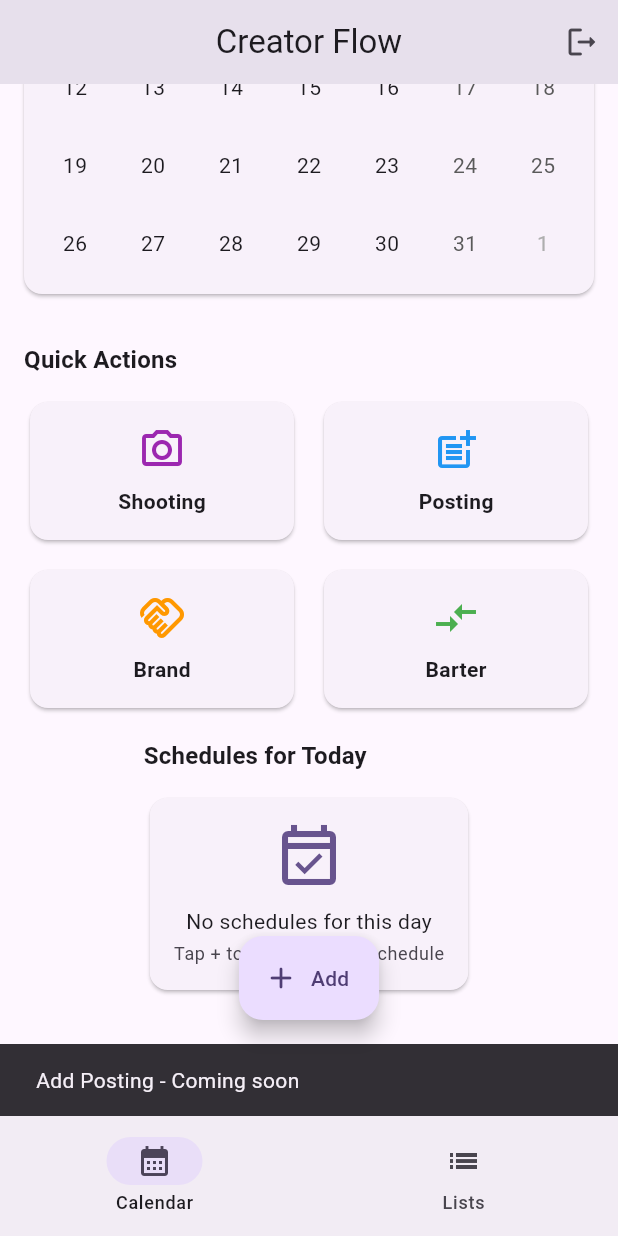
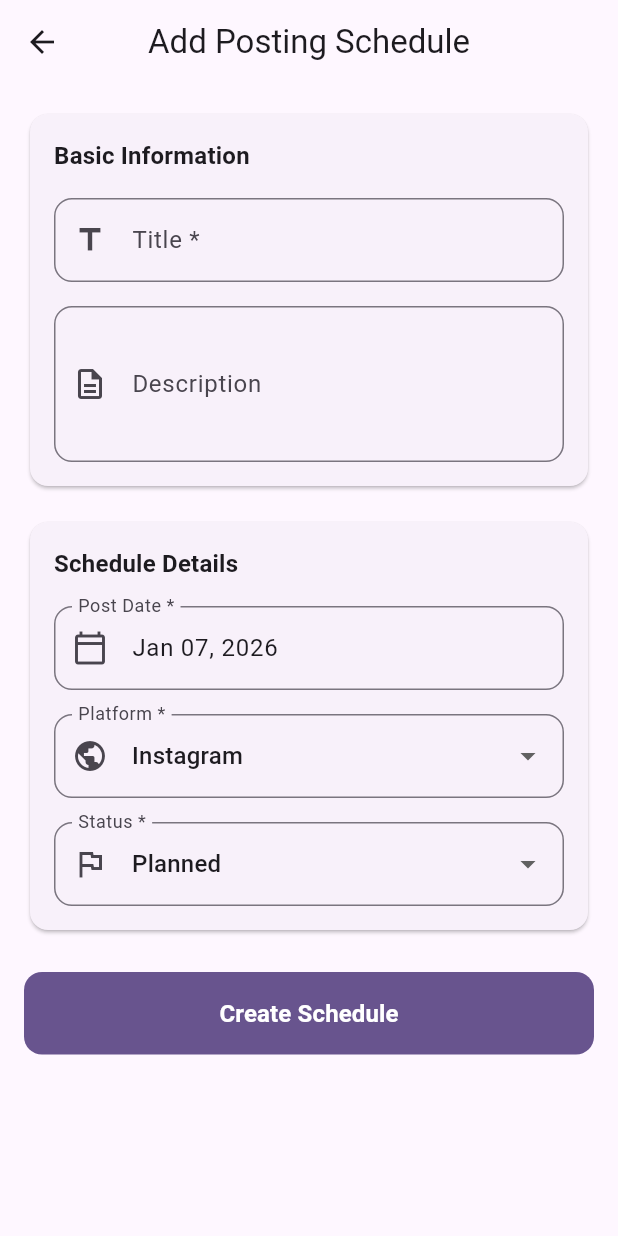
Before and after one commit to lubnasammad/creator-flow, a Flutter app: the DashboardScreen screen opened directly, scrolled down 276 dp, after a tap on "Posting", on a phone screen of 412 x 824 dp. Run offline on Flutter 3.47's test engine with Material 3 defaults, Android fonts, the phone set to English and light mode, and no system bars; drawn by our look-alikes of table_calendar; our stand-ins replace shared_preferences, sqflite; accounts and stored records are empty.

Commit message:
Implement Add/Edit Posting Schedule Screen
- Created PostingScheduleService with full CRUD operations
- Built comprehensive Add Posting Screen with:
  * Material 3 form design
  * Title and description fields
  * Date picker integration
  * Platform dropdown (Instagram/YouTube/TikTok/Facebook/Twitter/LinkedIn/Pinterest/Other)
  * Status dropdown (Planned/Posted/Cancelled)
  * Form validation
  * Create and edit modes
- Integrated with Dashboard quick actions
- Connected to SQLite database
- Passed flutter analyze with ZERO issues

Closes #7

```diff
--- /dev/null
+++ b/lib/screens/add_posting_screen.dart
@@ -0,0 +1,335 @@
+import 'package:flutter/material.dart';
+import 'package:intl/intl.dart';
+import '../models/posting_schedule.dart';
+import '../services/posting_schedule_service.dart';
+import '../services/session_manager.dart';
+
+class AddPostingScreen extends StatefulWidget {
+  final PostingSchedule? schedule;
+
+  const AddPostingScreen({super.key, this.schedule});
+
+  @override
+  State<AddPostingScreen> createState() => _AddPostingScreenState();
+}
+
+class _AddPostingScreenState extends State<AddPostingScreen> {
+  final _formKey = GlobalKey<FormState>();
+  final _titleController = TextEditingController();
+  final _descriptionController = TextEditingController();
+  final _postingScheduleService = PostingScheduleService();
+  final _sessionManager = SessionManager();
+
+  DateTime _selectedDate = DateTime.now();
+  String _platform = 'Instagram';
+  String _status = 'Planned';
+  bool _isLoading = false;
+  int? _userId;
+
+  final List<String> _platformOptions = [
+    'Instagram',
+    'YouTube',
+    'TikTok',
+    'Facebook',
+    'Twitter',
+    'LinkedIn',
+    'Pinterest',
+    'Other',
+  ];
+
+  final List<String> _statusOptions = ['Planned', 'Posted', 'Cancelled'];
+
+  @override
+  void initState() {
+    super.initState();
+    _loadUserId();
+    if (widget.schedule != null) {
+      _titleController.text = widget.schedule!.title;
+      _descriptionController.text = widget.schedule!.description ?? '';
+      _selectedDate = DateTime.parse(widget.schedule!.postDate);
+      _platform = widget.schedule!.platform;
+      _status = widget.schedule!.status;
+    }
+  }
+
+  Future<void> _loadUserId() async {
+    final userId = await _sessionManager.getUserId();
+    setState(() {
+      _userId = userId;
+    });
+  }
+
+  @override
+  void dispose() {
+    _titleController.dispose();
+    _descriptionController.dispose();
+    super.dispose();
+  }
+
+  Future<void> _selectDate(BuildContext context) async {
+    final picked = await showDatePicker(
+      context: context,
+      initialDate: _selectedDate,
+      firstDate: DateTime(2020),
+      lastDate: DateTime(2030),
+    );
+
+    if (picked != null && picked != _selectedDate) {
+      setState(() {
+        _selectedDate = picked;
+      });
+    }
+  }
+
+  Future<void> _handleSave() async {
+    if (!_formKey.currentState!.validate()) {
+      return;
+    }
+
+    if (_userId == null) {
+      _showError('User session not found. Please login again.');
+      return;
+    }
+
+    setState(() {
+      _isLoading = true;
+    });
+
+    try {
+      final schedule = PostingSchedule(
+        id: widget.schedule?.id,
+        userId: _userId!,
+        title: _titleController.text.trim(),
+        description: _descriptionController.text.trim().isEmpty
+            ? null
+            : _descriptionController.text.trim(),
+        postDate: DateFormat('yyyy-MM-dd').format(_selectedDate),
+        platform: _platform,
+        status: _status,
+        createdAt:
+            widget.schedule?.createdAt ?? DateTime.now().toIso8601String(),
+      );
+
+      if (widget.schedule == null) {
+        await _postingScheduleService.create(schedule);
+      } else {
+        await _postingScheduleService.update(schedule);
+      }
+
+      if (mounted) {
+        Navigator.of(context).pop(true);
+        ScaffoldMessenger.of(context).showSnackBar(
+          SnackBar(
+            content: Text(
+              widget.schedule == null
+                  ? 'Posting schedule created!'
+                  : 'Posting schedule updated!',
+            ),
+            backgroundColor: Colors.green,
+          ),
+        );
+      }
+    } catch (e) {
+      if (mounted) {
+        _showError('An error occurred. Please try again.');
+      }
+    } finally {
+      if (mounted) {
+        setState(() {
+          _isLoading = false;
+        });
+      }
+    }
+  }
+
+  void _showError(String message) {
+    ScaffoldMessenger.of(context).showSnackBar(
+      SnackBar(
+        content: Text(message),
+        backgroundColor: Theme.of(context).colorScheme.error,
+      ),
+    );
+  }
+
+  @override
+  Widget build(BuildContext context) {
+    return Scaffold(
+      appBar: AppBar(
+        title: Text(
+          widget.schedule == null
+              ? 'Add Posting Schedule'
+              : 'Edit Posting Schedule',
+        ),
+        centerTitle: true,
+      ),
+      body: Form(
+        key: _formKey,
+        child: ListView(
+          padding: const EdgeInsets.all(16.0),
+          children: [
+            Card(
+              child: Padding(
+                padding: const EdgeInsets.all(16.0),
+                child: Column(
+                  crossAxisAlignment: CrossAxisAlignment.start,
+                  children: [
+                    Text(
+                      'Basic Information',
+                      style: Theme.of(context).textTheme.titleMedium?.copyWith(
+                        fontWeight: FontWeight.bold,
+                      ),
+                    ),
+                    const SizedBox(height: 16),
+                    TextFormField(
+                      controller: _titleController,
+                      decoration: InputDecoration(
+                        labelText: 'Title *',
+                        prefixIcon: const Icon(Icons.title_outlined),
+                        border: OutlineInputBorder(
+                          borderRadius: BorderRadius.circular(12),
+                        ),
+                      ),
+                      validator: (value) {
+                        if (value == null || value.trim().isEmpty) {
+                          return 'Please enter a title';
+                        }
+                        return null;
+                      },
+                    ),
+                    const SizedBox(height: 16),
+                    TextFormField(
+                      controller: _descriptionController,
+                      decoration: InputDecoration(
+                        labelText: 'Description',
+                        prefixIcon: const Icon(Icons.description_outlined),
+                        border: OutlineInputBorder(
+                          borderRadius: BorderRadius.circular(12),
+                        ),
+                      ),
+                      maxLines: 3,
+                    ),
+                  ],
+                ),
+              ),
+            ),
+            const SizedBox(height: 16),
+            Card(
+              child: Padding(
+                padding: const EdgeInsets.all(16.0),
+                child: Column(
+                  crossAxisAlignment: CrossAxisAlignment.start,
+                  children: [
+                    Text(
+                      'Schedule Details',
+                      style: Theme.of(context).textTheme.titleMedium?.copyWith(
+                        fontWeight: FontWeight.bold,
+                      ),
+                    ),
+                    const SizedBox(height: 16),
+                    InkWell(
+                      onTap: () => _selectDate(context),
+                      borderRadius: BorderRadius.circular(12),
+                      child: InputDecorator(
+                        decoration: InputDecoration(
+                          labelText: 'Post Date *',
+                          prefixIcon: const Icon(Icons.calendar_today_outlined),
+                          border: OutlineInputBorder(
+                            borderRadius: BorderRadius.circular(12),
+                          ),
+                        ),
+                        child: Text(
+                          DateFormat('MMM dd, yyyy').format(_selectedDate),
+                          style: Theme.of(context).textTheme.bodyLarge,
+                        ),
+                      ),
+                    ),
+                    const SizedBox(height: 16),
+                    DropdownButtonFormField<String>(
+                      initialValue: _platform,
+                      decoration: InputDecoration(
+                        labelText: 'Platform *',
+                        prefixIcon: const Icon(Icons.public_outlined),
+                        border: OutlineInputBorder(
+                          borderRadius: BorderRadius.circular(12),
+                        ),
+                      ),
+                      items: _platformOptions
+                          .map(
+                            (platform) => DropdownMenuItem(
+                              value: platform,
+                              child: Text(platform),
+                            ),
+                          )
+                          .toList(),
+                      onChanged: (value) {
+                        if (value != null) {
+                          setState(() {
+                            _platform = value;
+                          });
+                        }
+                      },
+                    ),
+                    const SizedBox(height: 16),
+                    DropdownButtonFormField<String>(
+                      initialValue: _status,
+                      decoration: InputDecoration(
+                        labelText: 'Status *',
+                        prefixIcon: const Icon(Icons.flag_outlined),
+                        border: OutlineInputBorder(
+                          borderRadius: BorderRadius.circular(12),
+                        ),
+                      ),
+                      items: _statusOptions
+                          .map(
+                            (status) => DropdownMenuItem(
+                              value: status,
+                              child: Text(status),
+                            ),
+                          )
+                          .toList(),
+                      onChanged: (value) {
+                        if (value != null) {
+                          setState(() {
+                            _status = value;
+                          });
+                        }
+                      },
+                    ),
+                  ],
+                ),
+              ),
+            ),
+            const SizedBox(height: 24),
+            FilledButton(
+              onPressed: _isLoading ? null : _handleSave,
+              style: FilledButton.styleFrom(
+                padding: const EdgeInsets.symmetric(vertical: 16),
+                shape: RoundedRectangleBorder(
+                  borderRadius: BorderRadius.circular(12),
+                ),
+              ),
+              child: _isLoading
+                  ? const SizedBox(
+                      height: 20,
+                      width: 20,
+                      child: CircularProgressIndicator(
+                        strokeWidth: 2,
+                        color: Colors.white,
+                      ),
+                    )
+                  : Text(
+                      widget.schedule == null
+                          ? 'Create Schedule'
+                          : 'Update Schedule',
+                      style: const TextStyle(
+                        fontSize: 16,
+                        fontWeight: FontWeight.bold,
+                      ),
+                    ),
+            ),
+          ],
+        ),
+      ),
+    );
+  }
+}
--- a/lib/screens/dashboard_screen.dart
+++ b/lib/screens/dashboard_screen.dart
@@ -3,6 +3,7 @@ import 'package:table_calendar/table_calendar.dart';
 import '../services/session_manager.dart';
 import 'login_screen.dart';
 import 'add_shooting_screen.dart';
+import 'add_posting_screen.dart';
 
 class DashboardScreen extends StatefulWidget {
   const DashboardScreen({super.key});
@@ -234,12 +235,15 @@ class _DashboardScreenState extends State<DashboardScreen> {
                   icon: Icons.post_add_outlined,
                   label: 'Posting',
                   color: Colors.blue,
-                  onTap: () {
-                    ScaffoldMessenger.of(context).showSnackBar(
-                      const SnackBar(
-                        content: Text('Add Posting - Coming soon'),
+                  onTap: () async {
+                    final result = await Navigator.of(context).push<bool>(
+                      MaterialPageRoute(
+                        builder: (context) => const AddPostingScreen(),
                       ),
                     );
+                    if (result == true && mounted) {
+                      setState(() {});
+                    }
                   },
                 ),
               ),
@@ -394,11 +398,16 @@ class _DashboardScreenState extends State<DashboardScreen> {
             ListTile(
               leading: const Icon(Icons.post_add_outlined),
               title: const Text('Add Posting Schedule'),
-              onTap: () {
+              onTap: () async {
                 Navigator.pop(context);
-                ScaffoldMessenger.of(context).showSnackBar(
-                  const SnackBar(content: Text('Add Posting - Coming soon')),
+                final result = await Navigator.of(context).push<bool>(
+                  MaterialPageRoute(
+                    builder: (context) => const AddPostingScreen(),
+                  ),
                 );
+                if (result == true && mounted) {
+                  setState(() {});
+                }
               },
             ),
             ListTile(
--- /dev/null
+++ b/lib/services/posting_schedule_service.dart
@@ -0,0 +1,69 @@
+import '../models/posting_schedule.dart';
+import 'database_helper.dart';
+
+class PostingScheduleService {
+  final DatabaseHelper _dbHelper = DatabaseHelper.instance;
+
+  Future<int> create(PostingSchedule schedule) async {
+    final db = await _dbHelper.database;
+    return await db.insert('posting_schedule', schedule.toMap());
+  }
+
+  Future<List<PostingSchedule>> getAll(int userId) async {
+    final db = await _dbHelper.database;
+    final results = await db.query(
+      'posting_schedule',
+      where: 'user_id = ?',
+      whereArgs: [userId],
+      orderBy: 'post_date DESC',
+    );
+
+    return results.map((map) => PostingSchedule.fromMap(map)).toList();
+  }
+
+  Future<PostingSchedule?> getById(int id) async {
+    final db = await _dbHelper.database;
+    final results = await db.query(
+      'posting_schedule',
+      where: 'id = ?',
+      whereArgs: [id],
+      limit: 1,
+    );
+
+    if (results.isEmpty) {
+      return null;
+    }
+
+    return PostingSchedule.fromMap(results.first);
+  }
+
+  Future<List<PostingSchedule>> getByDate(int userId, String date) async {
+    final db = await _dbHelper.database;
+    final results = await db.query(
+      'posting_schedule',
+      where: 'user_id = ? AND post_date = ?',
+      whereArgs: [userId, date],
+    );
+
+    return results.map((map) => PostingSchedule.fromMap(map)).toList();
+  }
+
+  Future<int> update(PostingSchedule schedule) async {
+    final db = await _dbHelper.database;
+    return await db.update(
+      'posting_schedule',
+      schedule.toMap(),
+      where: 'id = ?',
+      whereArgs: [schedule.id],
+    );
+  }
+
+  Future<int> delete(int id) async {
+    final db = await _dbHelper.database;
+    return await db.delete(
+      'posting_schedule',
+      where: 'id = ?',
+      whereArgs: [id],
+    );
+  }
+}
```
